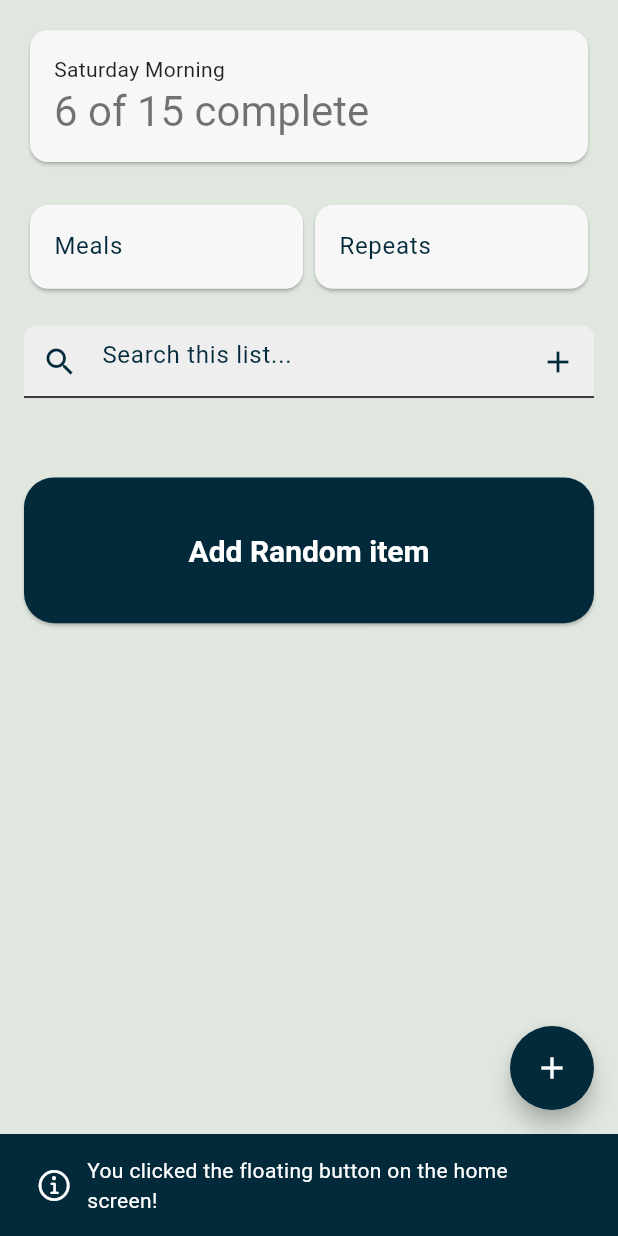
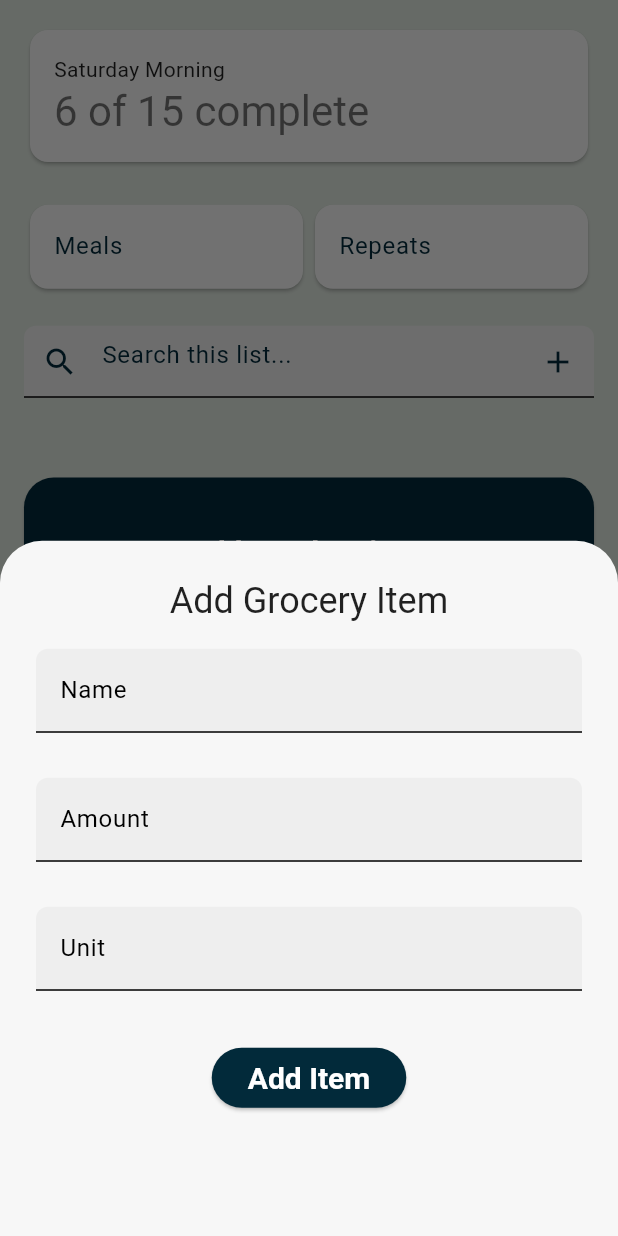
Before and after one commit to Seth-Browning/csc3220-final, a Flutter app: the ScreenHome screen opened directly, after a tap on the "add" icon, on a phone screen of 412 x 824 dp. Run offline on Flutter 3.47's test engine with Material 3 defaults, Android fonts, the phone set to English and light mode, and no system bars; our stand-ins replace cloud_firestore, firebase_auth, firebase_core, firebase_storage, flutter_riverpod, flutter_secure_storage and 4 more; accounts and stored records are empty.

Commit message:
Moved item add into a modal bottom sheet.

```diff
--- /dev/null
+++ b/lib/screens/general/add_grocery_item_bottom.dart
@@ -0,0 +1,127 @@
+import 'package:csc322_starter_app/db_helpers/items.dart';
+import 'package:flutter/material.dart';
+
+class AddGroceryItemBottom extends StatefulWidget {
+  AddGroceryItemBottom({super.key, required this.sheetContext});
+
+  BuildContext sheetContext;
+
+  @override
+  State<AddGroceryItemBottom> createState() => _AddGroceryItemBottomState();
+}
+
+class _AddGroceryItemBottomState extends State<AddGroceryItemBottom> {
+  final _formKey = GlobalKey<FormState>();
+
+  final _nameController = TextEditingController();
+
+  final _quantityController = TextEditingController();
+
+  final _unitController = TextEditingController();
+
+  late final BuildContext _sheetContext;
+
+  @override
+  void initState() {
+    // TODO: implement initState
+    super.initState();
+
+    _sheetContext = widget.sheetContext;
+  }
+
+  @override
+  void dispose() {
+
+    _nameController.dispose();
+    _quantityController.dispose();
+    _unitController.dispose();
+
+    super.dispose();
+  }
+
+  @override
+  Widget build(BuildContext context) {
+    return Padding(
+      padding: EdgeInsets.only(
+        left: 24,
+        right: 24,
+        top: 24,
+        bottom: MediaQuery.of(context).viewInsets.bottom + 24,
+      ),
+      child: Column(
+        children: [
+          Text(
+            'Add Grocery Item',
+            style: Theme.of(context).textTheme.headlineSmall,
+          ),
+          const SizedBox(height: 16),
+          Form(
+            key: _formKey,
+            child: Column(
+              mainAxisSize: MainAxisSize.min,
+              children: [
+                TextFormField(
+                  controller: _nameController,
+                  decoration: const InputDecoration(
+                    labelText: 'Name',
+                    hintText: 'e.g. Milk',
+                    border: OutlineInputBorder(),
+                  ),
+                  validator: (value) {
+                    if (value == null || value.isEmpty) {
+                      return 'Please enter an item name';
+                    }
+
+                    return null;
+                  },
+                ),
+                const SizedBox(height: 16),
+                TextFormField(
+                  controller: _quantityController,
+                  keyboardType: TextInputType.number,
+                  decoration: const InputDecoration(
+                    labelText: 'Amount',
+                    hintText: 'e.g. 4',
+                    border: OutlineInputBorder(),
+                  ),
+                  validator: (value) {
+                    if (value == null || value.isEmpty) {
+                      return 'Please enter a quantity';
+                    }
+
+                    return null;
+                  },
+                ),
+                const SizedBox(height: 16),
+                TextFormField(
+                  controller: _unitController,
+                  decoration: const InputDecoration(
+                    labelText: 'Unit',
+                    hintText: 'e.g. gallons, lbs',
+                    border: OutlineInputBorder(),
+                  ),
+                ),
+                const SizedBox(height: 20),
+                ElevatedButton(
+                  onPressed: () async {
+                    if (_formKey.currentState!.validate()) {
+                      final name = _nameController.text;
+                      final quantity = int.parse(_quantityController.text);
+                      final unit = _unitController.text;
+
+                      // TODO: Add error handling for if this fails
+                      await addGroceryItem(name, quantity, unit);
+
+                      Navigator.pop(_sheetContext);
+                    }
+                  },
+                  child: Text('Add Item'),
+                ),
+              ],
+            ),
+          ),
+        ],
+      ),
+    );
+  }
+}
--- a/lib/screens/general/screen_home.dart
+++ b/lib/screens/general/screen_home.dart
@@ -17,6 +17,7 @@ import 'dart:math';
 // Flutter external package imports
 import 'package:cloud_firestore/cloud_firestore.dart';
 import 'package:csc322_starter_app/db_helpers/items.dart';
+import 'package:csc322_starter_app/screens/general/add_grocery_item_bottom.dart';
 import 'package:csc322_starter_app/widgets/navigation/widget_app_drawer.dart';
 import 'package:csc322_starter_app/widgets/navigation/widget_primary_scaffold.dart';
 import 'package:flutter_riverpod/flutter_riverpod.dart';
@@ -77,11 +78,11 @@ class _ScreenHomeState extends ConsumerState<ScreenHome> {
     return Scaffold(
       floatingActionButton: FloatingActionButton(
         shape: ShapeBorder.lerp(CircleBorder(), StadiumBorder(), 0.5),
-        onPressed: () => Snackbar.show(
-          SnackbarDisplayType.SB_INFO,
-          'You clicked the floating button on the home screen!',
-          context,
-        ),
+        onPressed: () {
+          showModalBottomSheet(context: context, builder: (sheetContext) {
+            return AddGroceryItemBottom(sheetContext: sheetContext);
+          });
+        },
         splashColor: Theme.of(context).primaryColor,
         child: Icon(Icons.add),
       ),
```
